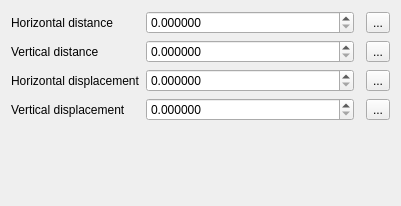
Old version of the form src/ui/symbollayer/widget_pointpatternfill.ui in the repository carsmie/QGIS.
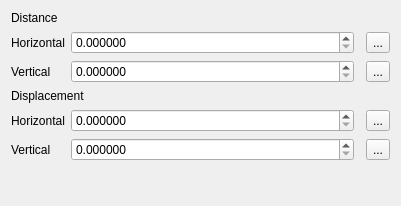
New version of the form. Custom widgets are drawn as their Qt base class.

Commit message: [style dock] avoid long labels in the point pattern fill UI

What changed in the file:
```diff
--- a/src/ui/symbollayer/widget_pointpatternfill.ui
+++ b/src/ui/symbollayer/widget_pointpatternfill.ui
@@ -14,21 +14,35 @@
    <string>Form</string>
   </property>
   <layout class="QGridLayout" name="gridLayout" columnstretch="0,1,0">
-   <item row="0" column="0">
+   <item row="0" column="0" colspan="3">
     <widget class="QLabel" name="mHorizontalDistanceLabel">
      <property name="text">
-      <string>Horizontal distance</string>
+      <string>Distance</string>
      </property>
     </widget>
    </item>
-   <item row="2" column="0">
+   <item row="3" column="0" colspan="3">
     <widget class="QLabel" name="mHorizontalDisplacementLabel">
      <property name="text">
-      <string>Horizontal displacement</string>
+      <string>Displacement</string>
      </property>
     </widget>
    </item>
-   <item row="1" column="1">
+   <item row="1" column="0">
+    <widget class="QLabel" name="mHorizontalDistanceLabel">
+     <property name="text">
+      <string>Horizontal</string>
+     </property>
+    </widget>
+   </item>
+   <item row="4" column="0">
+    <widget class="QLabel" name="mHorizontalDisplacementLabel">
+     <property name="text">
+      <string>Horizontal</string>
+     </property>
+    </widget>
+   </item>
+   <item row="2" column="1">
     <layout class="QHBoxLayout" name="horizontalLayout_2">
      <item>
       <widget class="QgsDoubleSpinBox" name="mVerticalDistanceSpinBox">
@@ -57,21 +71,21 @@
      </item>
     </layout>
    </item>
-   <item row="1" column="2">
+   <item row="2" column="2">
     <widget class="QgsDataDefinedButton" name="mVerticalDistanceDDBtn">
      <property name="text">
       <string>...</string>
      </property>
     </widget>
    </item>
-   <item row="3" column="0">
+   <item row="5" column="0">
     <widget class="QLabel" name="mVerticalDisplacementLabel">
      <property name="text">
-      <string>Vertical displacement</string>
+      <string>Vertical</string>
      </property>
     </widget>
    </item>
-   <item row="3" column="1">
+   <item row="5" column="1">
     <layout class="QHBoxLayout" name="horizontalLayout_5">
      <item>
       <widget class="QgsDoubleSpinBox" name="mVerticalDisplacementSpinBox">
@@ -107,21 +121,21 @@
      </item>
     </layout>
    </item>
-   <item row="0" column="2">
+   <item row="1" column="2">
     <widget class="QgsDataDefinedButton" name="mHorizontalDistanceDDBtn">
      <property name="text">
       <string>...</string>
      </property>
     </widget>
    </item>
-   <item row="1" column="0">
+   <item row="2" column="0">
     <widget class="QLabel" name="mVerticalDistanceLabel">
      <property name="text">
-      <string>Vertical distance</string>
+      <string>Vertical</string>
      </property>
     </widget>
    </item>
-   <item row="2" column="1">
+   <item row="4" column="1">
     <layout class="QHBoxLayout" name="horizontalLayout_4">
      <item>
       <widget class="QgsDoubleSpinBox" name="mHorizontalDisplacementSpinBox">
@@ -157,14 +171,14 @@
      </item>
     </layout>
    </item>
-   <item row="2" column="2">
+   <item row="4" column="2">
     <widget class="QgsDataDefinedButton" name="mHorizontalDisplacementDDBtn">
      <property name="text">
       <string>...</string>
      </property>
     </widget>
    </item>
-   <item row="0" column="1">
+   <item row="1" column="1">
     <layout class="QHBoxLayout" name="horizontalLayout">
      <item>
       <widget class="QgsDoubleSpinBox" name="mHorizontalDistanceSpinBox">
@@ -200,14 +214,14 @@
      </item>
     </layout>
    </item>
-   <item row="3" column="2">
+   <item row="5" column="2">
     <widget class="QgsDataDefinedButton" name="mVerticalDisplacementDDBtn">
      <property name="text">
       <string>...</string>
      </property>
     </widget>
    </item>
-   <item row="4" column="0" colspan="2">
+   <item row="6" column="0" colspan="3">
     <spacer name="verticalSpacer">
      <property name="orientation">
       <enum>Qt::Vertical</enum>
```
